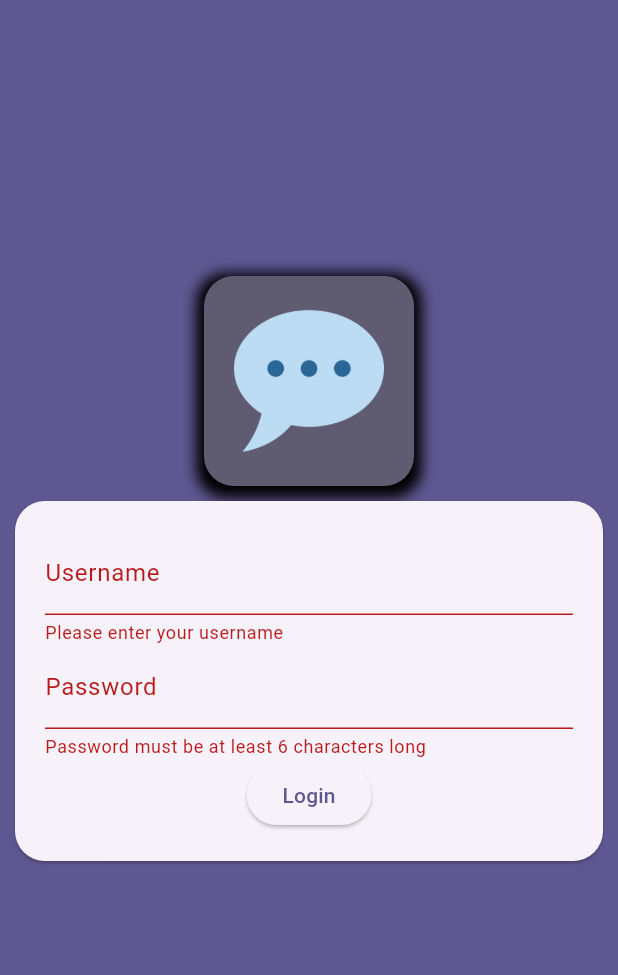
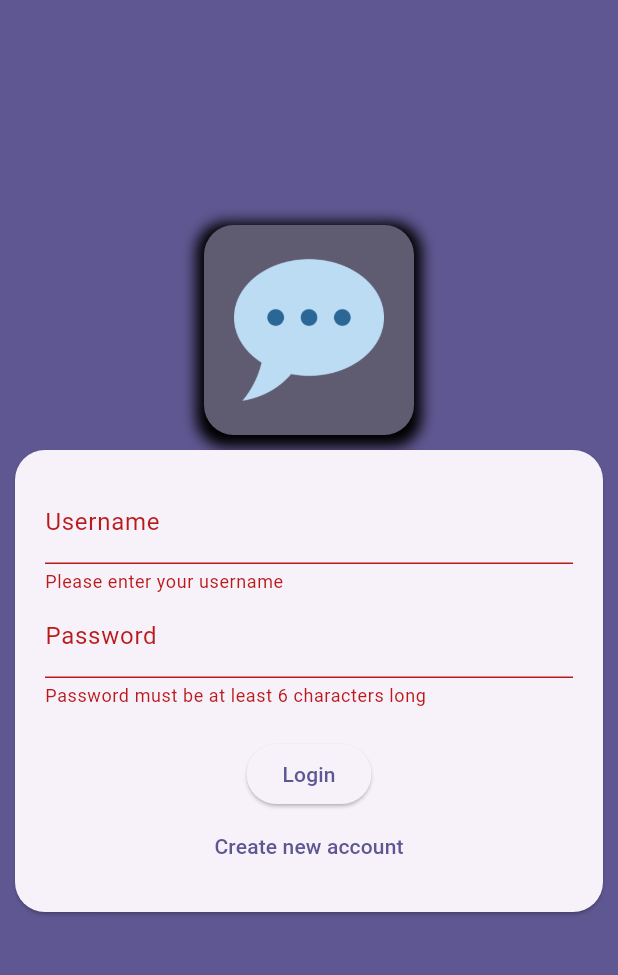
Before and after one commit to SomeshKumarN/flutter_projects, a Flutter app: the screen it shows after launch, after a tap on "Login", on a phone screen of 412 x 824 dp, the part 84-1059 px from its top. Run offline on Flutter 3.47's test engine with Material 3 defaults, Android fonts, the phone set to English and light mode, and no system bars; our stand-ins replace firebase_core, flutter_riverpod, google_fonts, google_maps_flutter, image_picker, location and 3 more; missing offline and left inert: dart_casing; accounts and stored records are empty.

```diff
--- a/chat_app/lib/main.dart
+++ b/chat_app/lib/main.dart
@@ -1,7 +1,11 @@
 import 'package:chat_app/screens/login.dart';
 import 'package:flutter/material.dart';
+import 'package:firebase_core/firebase_core.dart';
+import 'firebase_options.dart';
 
-void main() {
+void main() async {
+  WidgetsFlutterBinding.ensureInitialized();
+  await Firebase.initializeApp(options: DefaultFirebaseOptions.currentPlatform);
   runApp(const App());
 }
 
--- a/chat_app/lib/screens/login.dart
+++ b/chat_app/lib/screens/login.dart
@@ -8,6 +8,7 @@ class LoginScreen extends StatefulWidget {
 }
 
 class _LoginScreenState extends State<LoginScreen> {
+  var isLogin = true;
   final _form = GlobalKey<FormState>();
   var _enteredUsername = '';
   var _enteredPassword = '';
@@ -93,9 +94,22 @@ class _LoginScreenState extends State<LoginScreen> {
                             onSaved:
                                 (newValue) => {_enteredPassword = newValue!},
                           ),
+                          SizedBox(height: 20),
                           ElevatedButton(
                             onPressed: _submit,
-                            child: const Text('Login'),
+                            child: Text(isLogin ? 'Login' : 'Sign Up'),
+                          ),
+                          TextButton(
+                            onPressed: () {
+                              setState(() {
+                                isLogin = !isLogin;
+                              });
+                            },
+                            child: Text(
+                              isLogin
+                                  ? 'Create new account'
+                                  : 'I already have an account',
+                            ),
                           ),
                         ],
                       ),
--- a/chat_app/pubspec.yaml
+++ b/chat_app/pubspec.yaml
@@ -11,6 +11,8 @@ dependencies:
     sdk: flutter
 
   cupertino_icons: ^1.0.8
+  firebase_core: ^3.13.1
+  firebase_auth: ^5.5.4
 
 dev_dependencies:
   flutter_test:
```
Also changed, not shown: chat_app/firebase.json (added), chat_app/lib/firebase_options.dart (added), 6 other files.
